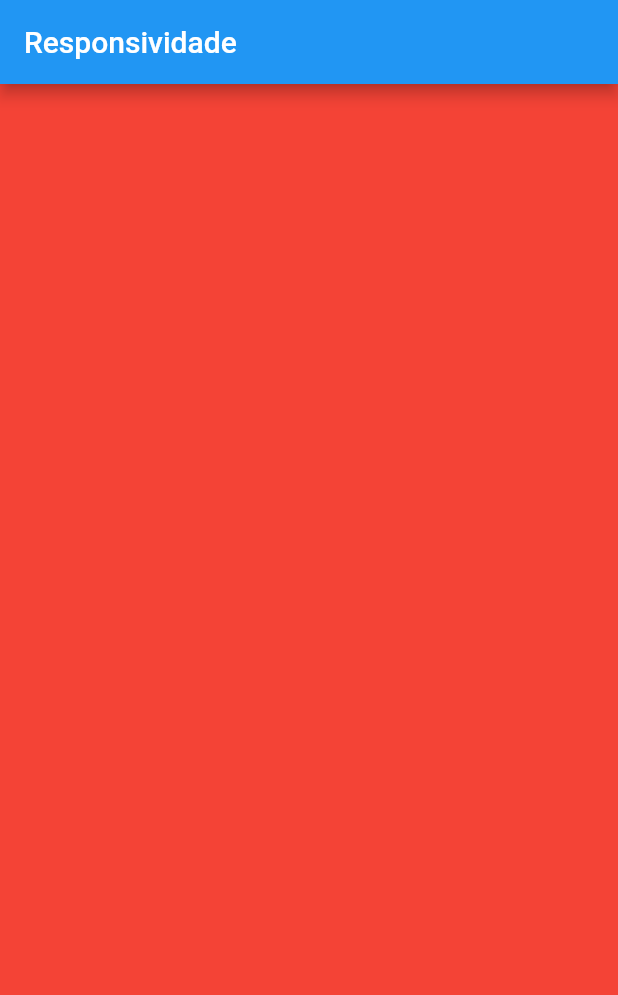
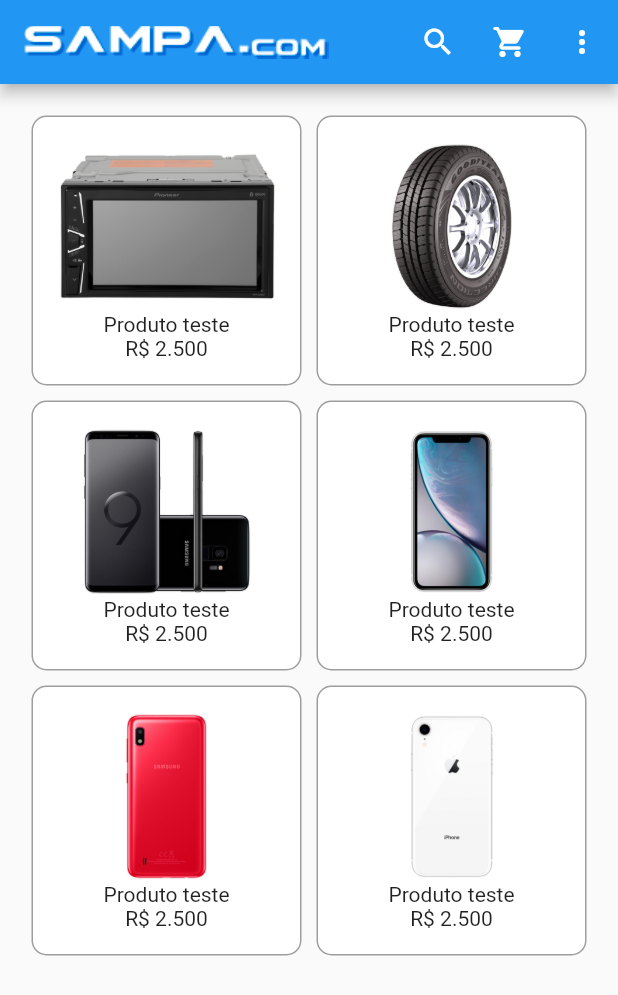
Before and after one commit to wendellbruno/Loja_FlutterWeb, a Flutter app: the screen it shows after launch, on a phone screen of 412 x 824 dp. Shown: the top 995 px of the screen. Run offline on Flutter 3.47's test engine with Material 2 defaults, Android fonts, the phone set to English and light mode, and no system bars; missing offline and left inert: dart:html.

Commit message:
usado LayoutBuilder e GridView para responsividade
usado LayoutBuilder e GridView

```diff
--- a/mini_loja/lib/main.dart
+++ b/mini_loja/lib/main.dart
@@ -1,10 +1,10 @@
 import 'package:flutter/material.dart';
-import 'package:mini_loja/responsividadeMediaQuery.dart';
+import 'package:mini_loja/pages/home.dart';
 
 void main() {
   runApp(const MaterialApp(
     title: "Flutter Web",
     debugShowCheckedModeBanner: false,
-    home: ResponsidadeMediaQuery(),
+    home: Home(),
   ));
 }
--- /dev/null
+++ b/mini_loja/lib/pages/home.dart
@@ -0,0 +1,61 @@
+import 'dart:html';
+
+import 'package:flutter/material.dart';
+import 'package:flutter/rendering.dart';
+import 'package:mini_loja/widgets/item_produto.dart';
+import 'package:mini_loja/widgets/mobile_appBar.dart';
+import 'package:mini_loja/widgets/web_appBar.dart';
+
+class Home extends StatefulWidget {
+  const Home({super.key});
+
+  @override
+  State<Home> createState() => _HomeState();
+}
+
+class _HomeState extends State<Home> {
+  _ajustarVisualizacao(double largura) {
+    int colunas = 0;
+    if (largura <= 600) {
+      colunas = 2;
+    } else if (largura <= 960) {
+      colunas = 4;
+    } else {
+      colunas = 8;
+    }
+    return colunas;
+  }
+
+  @override
+  Widget build(BuildContext context) {
+    return LayoutBuilder(builder: (context, constraints) {
+      final largura = constraints.maxWidth;
+      final alturaBarra = AppBar().preferredSize.height;
+
+      return Scaffold(
+        appBar: largura < 600
+            ? PreferredSize(
+                child: MobileAppBar(),
+                preferredSize: Size(largura, alturaBarra))
+            : PreferredSize(
+                child: WebAppBar(),
+                preferredSize: Size(largura, alturaBarra),
+              ),
+        body: Padding(
+          padding: const EdgeInsets.all(16),
+          child: GridView.count(
+            crossAxisCount: _ajustarVisualizacao(largura),
+            children: [
+              ItemProduto(descricao: 'Produto teste', preco: '2.500', imagem: 'p1.jpg' ),
+              ItemProduto(descricao: 'Produto teste', preco: '2.500', imagem: 'p2.jpg' ),
+              ItemProduto(descricao: 'Produto teste', preco: '2.500', imagem: 'p3.jpg' ),
+              ItemProduto(descricao: 'Produto teste', preco: '2.500', imagem: 'p4.jpg' ),
+              ItemProduto(descricao: 'Produto teste', preco: '2.500', imagem: 'p5.jpg' ),
+              ItemProduto(descricao: 'Produto teste', preco: '2.500', imagem: 'p6.jpg' ),
+            ],
+          ),
+        ),
+      );
+    });
+  }
+}
--- a/mini_loja/lib/responsividadeMediaQuery.dart
+++ /dev/null
@@ -1,27 +0,0 @@
-import 'package:flutter/material.dart';
-
-class ResponsidadeMediaQuery extends StatefulWidget {
-  const ResponsidadeMediaQuery({super.key});
-
-  @override
-  State<ResponsidadeMediaQuery> createState() => _ResponsidadeMediaQueryState();
-}
-
-class _ResponsidadeMediaQueryState extends State<ResponsidadeMediaQuery> {
-  @override
-  Widget build(BuildContext context) {
-    var largura = MediaQuery.of(context).size.width;
-    var altura = MediaQuery.of(context).size.height;
-    return Scaffold(
-      appBar: AppBar(
-        title: Text('Responsividade'),
-
-      ),
-      body: Container(
-        width: largura,
-        height: altura,
-        color: Colors.red,
-      ),
-    );
-  }
-}
--- /dev/null
+++ b/mini_loja/lib/widgets/item_produto.dart
@@ -0,0 +1,35 @@
+import 'package:flutter/material.dart';
+
+class ItemProduto extends StatelessWidget {
+  String? descricao;
+  String? preco;
+  String? imagem;
+
+  ItemProduto({this.descricao, this.preco, this.imagem});
+
+  @override
+  Widget build(BuildContext context) {
+    return Container(
+      decoration: BoxDecoration(
+        borderRadius: BorderRadius.circular(10),
+        border: Border.all(color: Colors.grey),
+        color: Colors.white
+      ),
+      padding: const EdgeInsets.all(16),
+      margin: const EdgeInsets.all(5),
+      child: Column(
+        children: [
+          Expanded(
+            flex: 8,
+            child: Image.asset(
+              "images/${imagem!}",
+              fit: BoxFit.contain,
+            ),
+          ),
+          Text(descricao!),
+          Text('R\$ ${preco!}')
+        ],
+      ),
+    );
+  }
+}
--- /dev/null
+++ b/mini_loja/lib/widgets/mobile_appBar.dart
@@ -0,0 +1,23 @@
+import 'dart:html';
+
+import 'package:flutter/material.dart';
+
+
+class MobileAppBar extends StatelessWidget {
+  const MobileAppBar({super.key});
+
+  @override
+  Widget build(BuildContext context) {
+    return AppBar(
+      title: Image.asset(
+        'images/logo.png',
+        fit: BoxFit.contain,
+        ),
+        actions: [
+          IconButton(onPressed: (){}, icon: const Icon(Icons.search)),
+          IconButton(onPressed: (){}, icon: const Icon(Icons.shopping_cart_rounded)),
+          IconButton(onPressed: (){}, icon: const Icon(Icons.more_vert)),
+        ],
+    );
+  }
+}
--- /dev/null
+++ b/mini_loja/lib/widgets/web_appBar.dart
@@ -0,0 +1,43 @@
+import 'package:flutter/material.dart';
+
+class WebAppBar extends StatelessWidget {
+  const WebAppBar({super.key});
+
+  @override
+  Widget build(BuildContext context) {
+    return AppBar(
+      title: Row(
+        children: [
+          Image.asset(
+            'images/logo.png',
+            fit: BoxFit.contain,
+          ),
+          Expanded(child: Container()),
+          IconButton(onPressed: () {}, icon: const Icon(Icons.search)),
+          IconButton(
+              onPressed: () {}, icon: const Icon(Icons.shopping_cart_rounded)),
+          const SizedBox(
+            height: 10,
+          ),
+          OutlinedButton(
+            onPressed: () {},
+            style: OutlinedButton.styleFrom(
+                foregroundColor: Colors.white,
+                backgroundColor: Colors.lightBlueAccent),
+            child: const Text('Cadastrar'),
+          ),
+          const SizedBox(
+            height: 10,
+          ),
+          OutlinedButton(
+            onPressed: () {},
+            style: OutlinedButton.styleFrom(
+                foregroundColor: Colors.white,
+                backgroundColor: Colors.yellow),
+            child: const Text('Entrar'),
+          ),
+        ],
+      ),
+    );
+  }
+}
```
Also changed, not shown: mini_loja/pubspec.yaml (+9 -3 lines), mini_loja/images/logo.png (added), mini_loja/images/p1.jpg (added), mini_loja/images/p2.jpg (added), mini_loja/images/p3.jpg (added), mini_loja/images/p4.jpg (added), mini_loja/images/p5.jpg (added), mini_loja/images/p6.jpg (added).
